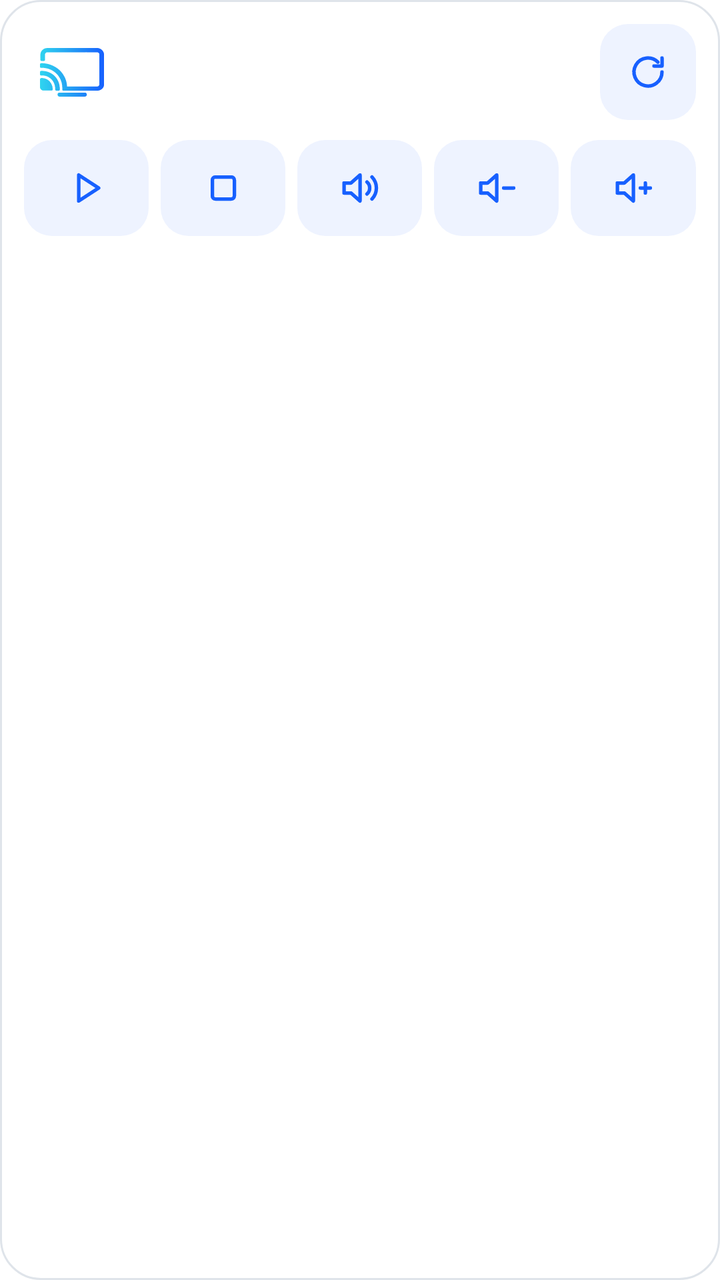
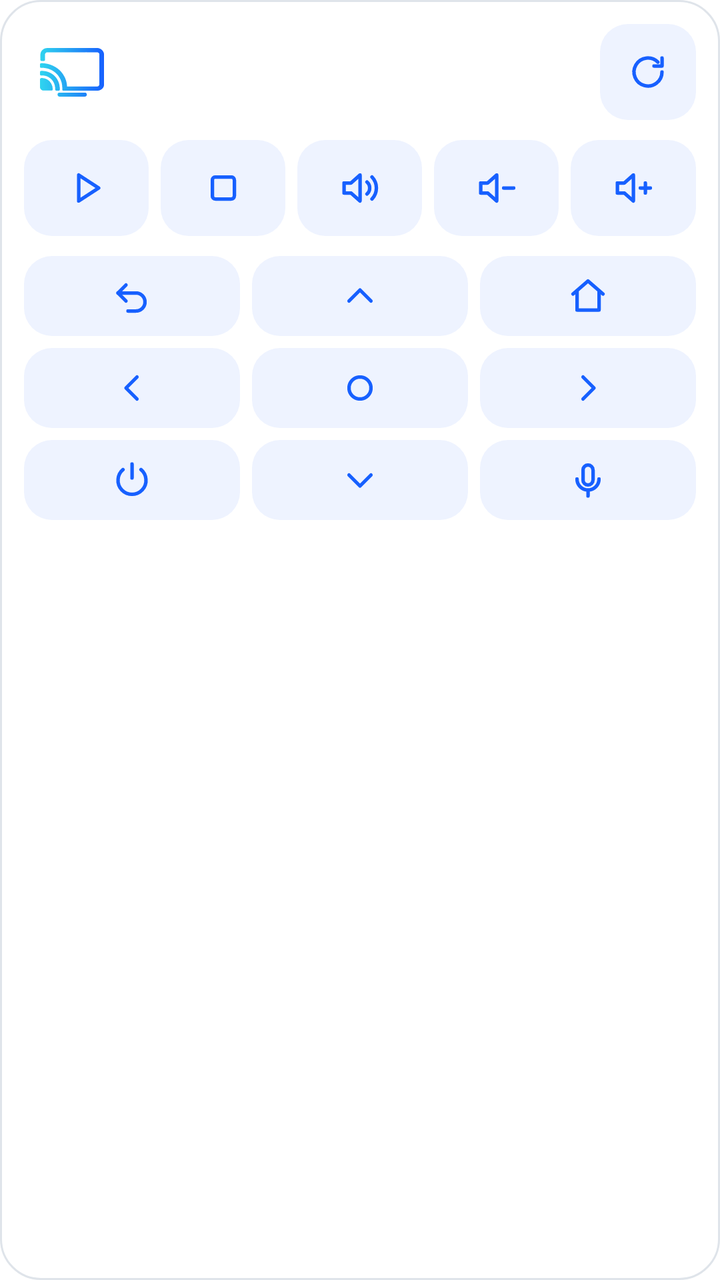

Screens rendered from an Android XML layout before and after an edit, with the pre-edit source and the edit as a unified diff.
<!-- AndroidManifest.xml: application theme Theme.control_tv -->
<!-- res/layout/widget_control_tv.xml -->
<?xml version="1.0" encoding="utf-8"?>
<LinearLayout xmlns:android="http://schemas.android.com/apk/res/android"
    android:layout_width="match_parent"
    android:layout_height="match_parent"
    android:background="@drawable/widget_background"
    android:orientation="vertical"
    android:padding="12dp">

    <LinearLayout
        android:layout_width="match_parent"
        android:layout_height="wrap_content"
        android:gravity="center_vertical"
        android:orientation="horizontal">

        
        <ImageView
            android:id="@+id/widget_logo"
            android:layout_width="48dp"
            android:layout_height="48dp"
            android:contentDescription="@string/widget_open"
            android:padding="8dp"
            android:scaleType="fitCenter"
            android:src="@drawable/ic_widget_logo" />

        <LinearLayout
            android:id="@+id/widget_header"
            android:layout_width="0dp"
            android:layout_height="wrap_content"
            android:layout_marginStart="4dp"
            android:layout_weight="1"
            android:contentDescription="@string/widget_choose_tv"
            android:gravity="center_vertical"
            android:minHeight="48dp"
            android:orientation="vertical">

            <TextView
                android:id="@+id/widget_title"
                android:layout_width="match_parent"
                android:layout_height="wrap_content"
                android:ellipsize="end"
                android:maxLines="1"
                android:textColor="@color/widget_text"
                android:textSize="15sp"
                android:textStyle="bold" />

            <TextView
                android:id="@+id/widget_line"
                android:layout_width="match_parent"
                android:layout_height="wrap_content"
                android:ellipsize="end"
                android:maxLines="2"
                android:textColor="@color/widget_muted"
                android:textSize="13sp" />
        </LinearLayout>

        <ImageButton
            android:id="@+id/widget_refresh"
            android:layout_width="48dp"
            android:layout_height="48dp"
            android:background="@drawable/widget_button"
            android:contentDescription="@string/widget_refresh"
            android:src="@drawable/ic_widget_refresh" />
    </LinearLayout>

    <LinearLayout
        android:layout_width="match_parent"
        android:layout_height="48dp"
        android:layout_marginTop="10dp"
        android:orientation="horizontal">

        <ImageButton
            android:id="@+id/widget_play_pause"
            style="@style/ControlTvWidgetButton"
            android:contentDescription="@string/widget_play"
            android:src="@drawable/ic_widget_play" />

        <ImageButton
            android:id="@+id/widget_stop"
            style="@style/ControlTvWidgetButton"
            android:contentDescription="@string/widget_stop"
            android:src="@drawable/ic_widget_stop" />

        <ImageButton
            android:id="@+id/widget_mute"
            style="@style/ControlTvWidgetButton"
            android:contentDescription="@string/widget_mute"
            android:src="@drawable/ic_widget_volume" />

        <ImageButton
            android:id="@+id/widget_volume_down"
            style="@style/ControlTvWidgetButton"
            android:contentDescription="@string/widget_volume_down"
            android:src="@drawable/ic_widget_volume_down" />

        <ImageButton
            android:id="@+id/widget_volume_up"
            style="@style/ControlTvWidgetButton"
            android:layout_marginEnd="0dp"
            android:contentDescription="@string/widget_volume_up"
            android:src="@drawable/ic_widget_volume_up" />
    </LinearLayout>
</LinearLayout>
<!-- resources referenced by this layout -->
<resources>
  <!-- unchanged entries left out for length: 26 -->
</resources>

<!-- the commit's change to res/layout/widget_control_tv.xml (unified diff, before → after) -->
@@ -99,4 +99,83 @@
             android:contentDescription="@string/widget_volume_up"
             android:src="@drawable/ic_widget_volume_up" />
     </LinearLayout>
+
+    
+    <LinearLayout
+        android:layout_width="match_parent"
+        android:layout_height="40dp"
+        android:layout_marginTop="10dp"
+        android:orientation="horizontal">
+
+        <ImageButton
+            android:id="@+id/widget_back"
+            style="@style/ControlTvWidgetButton"
+            android:contentDescription="@string/widget_back"
+            android:src="@drawable/ic_widget_back" />
+
+        <ImageButton
+            android:id="@+id/widget_up"
+            style="@style/ControlTvWidgetButton"
+            android:contentDescription="@string/widget_up"
+            android:src="@drawable/ic_widget_up" />
+
+        <ImageButton
+            android:id="@+id/widget_home"
+            style="@style/ControlTvWidgetButton"
+            android:layout_marginEnd="0dp"
+            android:contentDescription="@string/widget_home"
+            android:src="@drawable/ic_widget_home" />
+    </LinearLayout>
+
+    <LinearLayout
+        android:layout_width="match_parent"
+        android:layout_height="40dp"
+        android:layout_marginTop="6dp"
+        android:orientation="horizontal">
+
+        <ImageButton
+            android:id="@+id/widget_left"
+            style="@style/ControlTvWidgetButton"
+            android:contentDescription="@string/widget_left"
+            android:src="@drawable/ic_widget_left" />
+
+        <ImageButton
+            android:id="@+id/widget_ok"
+            style="@style/ControlTvWidgetButton"
+            android:contentDescription="@string/widget_ok"
+            android:src="@drawable/ic_widget_ok" />
+
+        <ImageButton
+            android:id="@+id/widget_right"
+            style="@style/ControlTvWidgetButton"
+            android:layout_marginEnd="0dp"
+            android:contentDescription="@string/widget_right"
+            android:src="@drawable/ic_widget_right" />
+    </LinearLayout>
+
+    <LinearLayout
+        android:layout_width="match_parent"
+        android:layout_height="40dp"
+        android:layout_marginTop="6dp"
+        android:orientation="horizontal">
+
+        <ImageButton
+            android:id="@+id/widget_power"
+            style="@style/ControlTvWidgetButton"
+            android:contentDescription="@string/widget_power"
+            android:src="@drawable/ic_widget_power" />
+
+        <ImageButton
+            android:id="@+id/widget_down"
+            style="@style/ControlTvWidgetButton"
+            android:contentDescription="@string/widget_down"
+            android:src="@drawable/ic_widget_down" />
+
+        <ImageButton
+            android:id="@+id/widget_assistant"
+            style="@style/ControlTvWidgetButton"
+            android:layout_marginEnd="0dp"
+            android:contentDescription="@string/widget_assistant"
+            android:src="@drawable/ic_widget_assistant" />
+    </LinearLayout>
 </LinearLayout>
<!-- resource entries referenced after the edit -->
@@ -1,5 +1,164 @@
 <!-- resources referenced by this layout -->
 <resources>
+  <!-- drawable ic_widget_assistant (drawable) -->
+  <?xml version="1.0" encoding="utf-8"?>
+  <vector xmlns:android="http://schemas.android.com/apk/res/android"
+      android:width="24dp"
+      android:height="24dp"
+      android:viewportWidth="24"
+      android:viewportHeight="24">
+      <path
+          android:pathData="M12,4.5a2.5,2.5 0,0 1,2.5 2.5v5a2.5,2.5 0,0 1,-5 0v-5a2.5,2.5 0,0 1,2.5 -2.5z"
+          android:strokeColor="@color/widget_accent"
+          android:strokeWidth="1.75"
+          android:strokeLineCap="round"
+          android:strokeLineJoin="round" />
+      <path
+          android:pathData="M6.5,11.5a5.5,5.5 0,0 0,11 0M12,17v3"
+          android:strokeColor="@color/widget_accent"
+          android:strokeWidth="1.75"
+          android:strokeLineCap="round"
+          android:strokeLineJoin="round" />
+  </vector>
+  <!-- drawable ic_widget_back (drawable) -->
+  <?xml version="1.0" encoding="utf-8"?>
+  <vector xmlns:android="http://schemas.android.com/apk/res/android"
+      android:width="24dp"
+      android:height="24dp"
+      android:viewportWidth="24"
+      android:viewportHeight="24">
+      <path
+          android:pathData="M9,6.5l-4,4l4,4"
+          android:strokeColor="@color/widget_accent"
+          android:strokeWidth="1.75"
+          android:strokeLineCap="round"
+          android:strokeLineJoin="round" />
+      <path
+          android:pathData="M5,10.5h9a4.5,4.5 0,0 1,0 9h-4"
+          android:strokeColor="@color/widget_accent"
+          android:strokeWidth="1.75"
+          android:strokeLineCap="round"
+          android:strokeLineJoin="round" />
+  </vector>
+  <!-- drawable ic_widget_down (drawable) -->
+  <?xml version="1.0" encoding="utf-8"?>
+  <vector xmlns:android="http://schemas.android.com/apk/res/android"
+      android:width="24dp"
+      android:height="24dp"
+      android:viewportWidth="24"
+      android:viewportHeight="24">
+      <path
+          android:pathData="M6.5,9.5l5.5,5.5l5.5,-5.5"
+          android:strokeColor="@color/widget_accent"
+          android:strokeWidth="1.75"
+          android:strokeLineCap="round"
+          android:strokeLineJoin="round" />
+  </vector>
+  <!-- drawable ic_widget_home (drawable) -->
+  <?xml version="1.0" encoding="utf-8"?>
+  <vector xmlns:android="http://schemas.android.com/apk/res/android"
+      android:width="24dp"
+      android:height="24dp"
+      android:viewportWidth="24"
+      android:viewportHeight="24">
+      <path
+          android:pathData="M4.5,11l7.5,-6.5l7.5,6.5"
+          android:strokeColor="@color/widget_accent"
+          android:strokeWidth="1.75"
+          android:strokeLineCap="round"
+          android:strokeLineJoin="round" />
+      <path
+          android:pathData="M6.5,9.5v9.5h11v-9.5"
+          android:strokeColor="@color/widget_accent"
+          android:strokeWidth="1.75"
+          android:strokeLineCap="round"
+          android:strokeLineJoin="round" />
+  </vector>
+  <!-- drawable ic_widget_left (drawable) -->
+  <?xml version="1.0" encoding="utf-8"?>
+  <vector xmlns:android="http://schemas.android.com/apk/res/android"
+      android:width="24dp"
+      android:height="24dp"
+      android:viewportWidth="24"
+      android:viewportHeight="24">
+      <path
+          android:pathData="M14.5,6.5l-5.5,5.5l5.5,5.5"
+          android:strokeColor="@color/widget_accent"
+          android:strokeWidth="1.75"
+          android:strokeLineCap="round"
+          android:strokeLineJoin="round" />
+  </vector>
+  <!-- drawable ic_widget_ok (drawable) -->
+  <?xml version="1.0" encoding="utf-8"?>
+  <vector xmlns:android="http://schemas.android.com/apk/res/android"
+      android:width="24dp"
+      android:height="24dp"
+      android:viewportWidth="24"
+      android:viewportHeight="24">
+      <path
+          android:pathData="M12,6.5a5.5,5.5 0,1 1,0 11a5.5,5.5 0,1 1,0 -11z"
+          android:strokeColor="@color/widget_accent"
+          android:strokeWidth="1.75"
+          android:strokeLineCap="round"
+          android:strokeLineJoin="round" />
+  </vector>
+  <!-- drawable ic_widget_power (drawable) -->
+  <?xml version="1.0" encoding="utf-8"?>
+  <vector xmlns:android="http://schemas.android.com/apk/res/android"
+      android:width="24dp"
+      android:height="24dp"
+      android:viewportWidth="24"
+      android:viewportHeight="24">
+      <path
+          android:pathData="M12,4v7"
+          android:strokeColor="@color/widget_accent"
+          android:strokeWidth="1.75"
+          android:strokeLineCap="round"
+          android:strokeLineJoin="round" />
+      <path
+          android:pathData="M7.5,6.8a7,7 0,1 0,9 0"
+          android:strokeColor="@color/widget_accent"
+          android:strokeWidth="1.75"
+          android:strokeLineCap="round"
+          android:strokeLineJoin="round" />
+  </vector>
+  <!-- drawable ic_widget_right (drawable) -->
+  <?xml version="1.0" encoding="utf-8"?>
+  <vector xmlns:android="http://schemas.android.com/apk/res/android"
+      android:width="24dp"
+      android:height="24dp"
+      android:viewportWidth="24"
+      android:viewportHeight="24">
+      <path
+          android:pathData="M9.5,6.5l5.5,5.5l-5.5,5.5"
+          android:strokeColor="@color/widget_accent"
+          android:strokeWidth="1.75"
+          android:strokeLineCap="round"
+          android:strokeLineJoin="round" />
+  </vector>
+  <!-- drawable ic_widget_up (drawable) -->
+  <?xml version="1.0" encoding="utf-8"?>
+  <vector xmlns:android="http://schemas.android.com/apk/res/android"
+      android:width="24dp"
+      android:height="24dp"
+      android:viewportWidth="24"
+      android:viewportHeight="24">
+      <path
+          android:pathData="M6.5,14.5l5.5,-5.5l5.5,5.5"
+          android:strokeColor="@color/widget_accent"
+          android:strokeWidth="1.75"
+          android:strokeLineCap="round"
+          android:strokeLineJoin="round" />
+  </vector>
+  <string name="widget_assistant">Google Assistant</string>
+  <string name="widget_back">Back</string>
+  <string name="widget_down">Down</string>
+  <string name="widget_home">Home</string>
+  <string name="widget_left">Left</string>
+  <string name="widget_ok">OK</string>
+  <string name="widget_power">Power</string>
+  <string name="widget_right">Right</string>
+  <string name="widget_up">Up</string>
   <!-- unchanged entries left out for length: 26 -->
 </resources>
 
